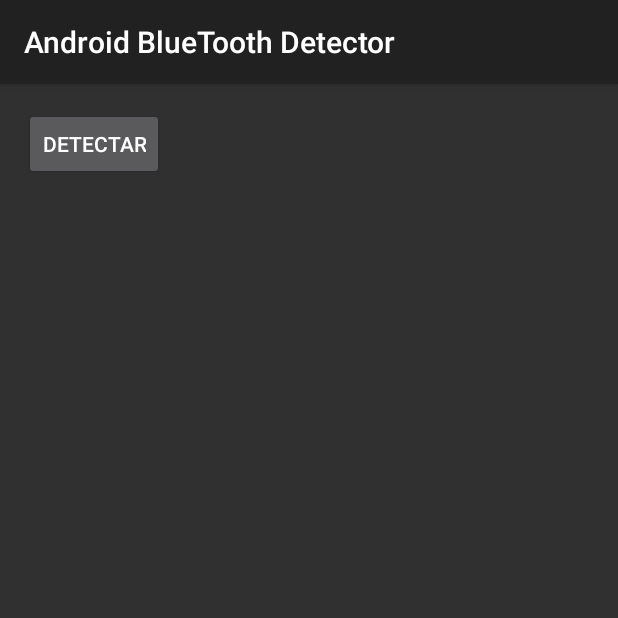
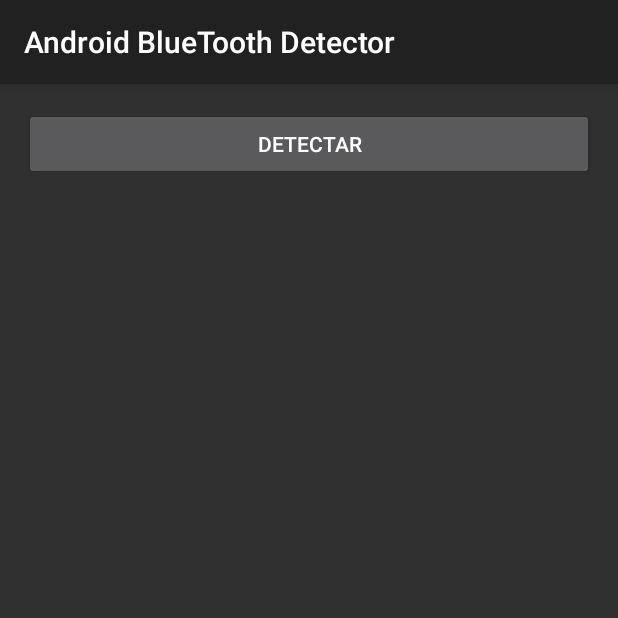
Before and after one commit to IDIDesarrollo/AndroidBTDetector, an Android app: the screen it shows after launch (BTDetectorMainActivity), on a phone screen of 412 x 824 dp, the top half of it. Run offline under Robolectric (Android 15) with nearby library versions, the phone set to English and light mode, and no system bars.

```diff
--- a/app/src/main/res/layout/activity_btdetector_main.xml
+++ b/app/src/main/res/layout/activity_btdetector_main.xml
@@ -1,6 +1,7 @@
 <?xml version="1.0" encoding="utf-8"?>
 <RelativeLayout xmlns:android="http://schemas.android.com/apk/res/android"
     xmlns:tools="http://schemas.android.com/tools"
+    android:orientation = "vertical"
     android:layout_width="match_parent"
     android:layout_height="match_parent"
     android:paddingBottom="@dimen/activity_vertical_margin"
@@ -9,17 +10,18 @@
     android:paddingTop="@dimen/activity_vertical_margin"
     tools:context="com.idi.feseju.btdetector.BTDetectorMainActivity">
 
+    <TextView
+        android:id="@+id/textOutputBluetooth"
+        android:layout_width="match_parent"
+        android:layout_height="match_parent"
+        android:layout_marginTop="50dp"
+        android:text="" />
+
     <Button
         android:id="@+id/BtdetectorMainButtonDetectar"
         android:layout_height="wrap_content"
-        android:layout_width="wrap_content"
+        android:layout_width="match_parent"
         android:text="@string/activity_btdetector_main_button_detectar"
         />
 
-    <TextView
-        android:id="@+id/textOutputBluetooth"
-        android:layout_width="wrap_content"
-        android:layout_height="wrap_content"
-        android:text="" />
-
 </RelativeLayout>
```
Also changed, not shown: app/build.gradle (+4 -3 lines), app/src/main/java/com/idi/feseju/btdetector/BTDetectorMainActivity.java (+19 -2 lines).
